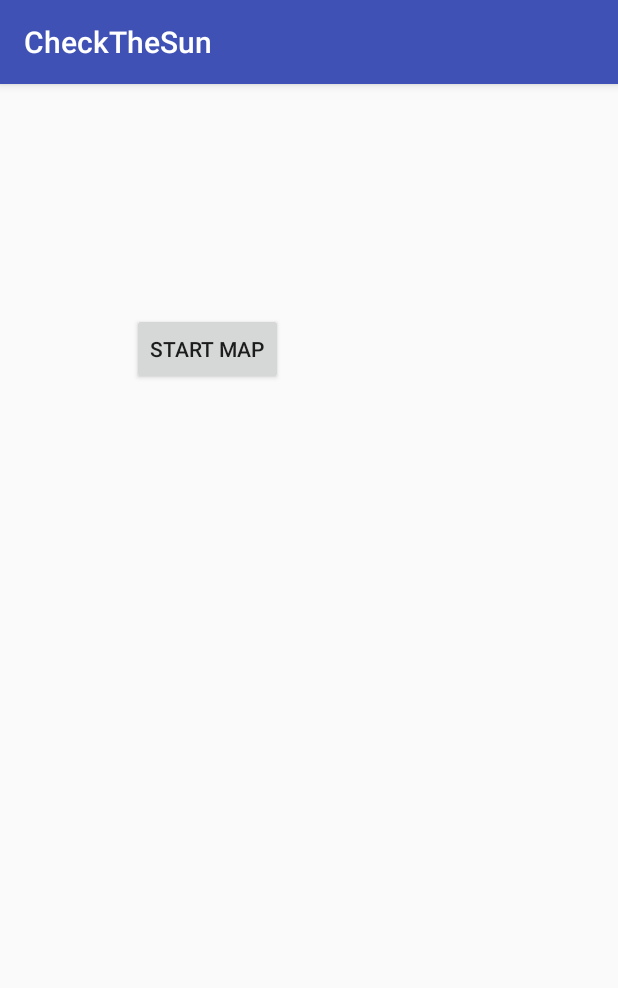
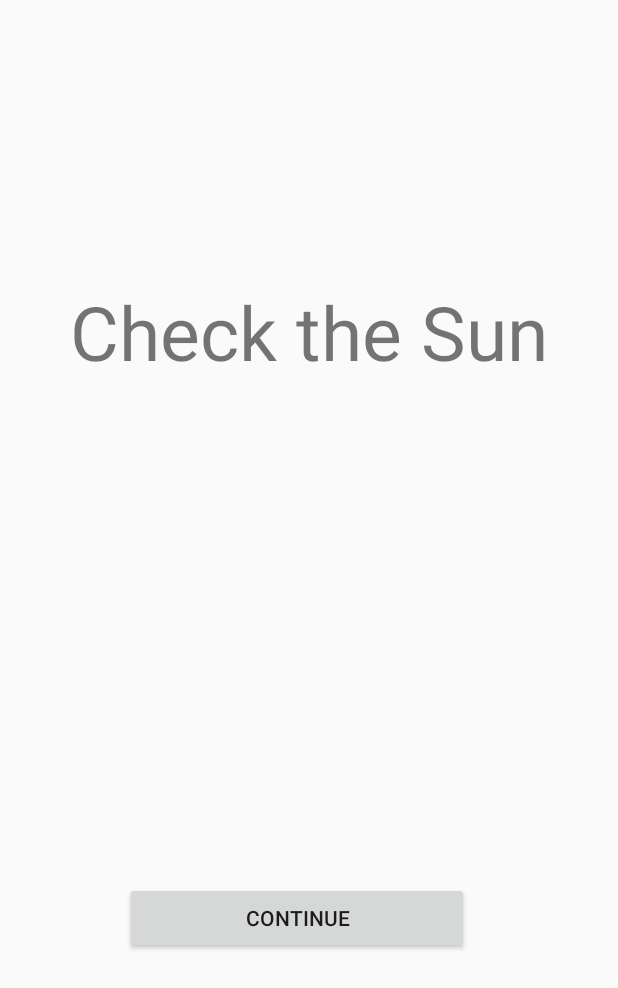
Before and after one commit to Yevstaf/CHeckTheSun, an Android app: the screen it shows after launch (IntroduceActivity), on a phone screen of 412 x 824 dp. Shown: the top 988 px of the screen. Run offline under Robolectric (Android 15) with nearby library versions, the phone set to English and light mode, and no system bars.

Commit message:
Changes for user interface

```diff
--- a/app/src/main/AndroidManifest.xml
+++ b/app/src/main/AndroidManifest.xml
@@ -20,7 +20,7 @@
         android:label="@string/app_name"
         android:roundIcon="@mipmap/ic_launcher_round"
         android:supportsRtl="true"
-        android:theme="@style/AppTheme">
+        android:theme="@style/AppTheme.NoActionBar">
         <meta-data
             android:name="com.google.android.gms.version"
             android:value="@integer/google_play_services_version" />
--- a/app/src/main/java/com/example/yevstaf/checkthesun/IntroduceActivity.java
+++ b/app/src/main/java/com/example/yevstaf/checkthesun/IntroduceActivity.java
@@ -4,12 +4,15 @@ import android.content.Intent;
 import android.support.v7.app.AppCompatActivity;
 import android.os.Bundle;
 import android.view.View;
+import android.view.Window;
+import android.view.WindowManager;
 import android.widget.Button;
 
 public class IntroduceActivity extends AppCompatActivity {
 
     @Override
     protected void onCreate(Bundle savedInstanceState) {
+
         super.onCreate(savedInstanceState);
         setContentView(R.layout.activity_introduce);
         Button start = findViewById(R.id.bStartMap);
@@ -20,5 +23,7 @@ public class IntroduceActivity extends AppCompatActivity {
                 startActivity(intent);
             }
         });
+
+
     }
 }
--- a/app/src/main/java/com/example/yevstaf/checkthesun/MapActivity.java
+++ b/app/src/main/java/com/example/yevstaf/checkthesun/MapActivity.java
@@ -19,6 +19,8 @@ import android.support.v7.app.AppCompatActivity;
 import android.support.v7.widget.Toolbar;
 import android.util.Log;
 import android.view.MenuItem;
+import android.view.Window;
+import android.view.WindowManager;
 import android.widget.Toast;
 
 import com.example.yevstaf.checkthesun.Database.MarkersDataBase;
@@ -52,6 +54,7 @@ public class MapActivity extends AppCompatActivity
 
     @Override
         protected void onCreate(Bundle savedInstanceState) {
+
             super.onCreate(savedInstanceState);
             setContentView(R.layout.activity_drawer_map);
             Toolbar toolbar = findViewById(R.id.toolbar_map);
@@ -62,10 +65,11 @@ public class MapActivity extends AppCompatActivity
             // fab.setOnClickListener();
             fab.setImageResource(R.drawable.ic_check_circle);
             fab.setOnClickListener(new OnFabClickListeners(this,fab,mMap));
-
+            setTitle(R.string.activity_map_title);
 
 
     }
+
     private void setGoogleMapCallback(){
         FragmentManager mFragmentManager = getSupportFragmentManager();
         SupportMapFragment mapFragment =(SupportMapFragment)mFragmentManager.findFragmentById(R.id.mapFragment);
--- a/app/src/main/res/layout/activity_introduce.xml
+++ b/app/src/main/res/layout/activity_introduce.xml
@@ -8,14 +8,28 @@
 
     <Button
         android:id="@+id/bStartMap"
-        android:layout_width="wrap_content"
+        android:layout_width="229dp"
         android:layout_height="wrap_content"
-        android:layout_marginBottom="439dp"
-        android:layout_marginEnd="216dp"
-        android:layout_marginStart="80dp"
-        android:layout_marginTop="24dp"
-        android:text="Start map"
+        android:layout_marginBottom="32dp"
+        android:layout_marginEnd="86dp"
+        android:layout_marginStart="69dp"
+        android:layout_marginTop="123dp"
+        android:text="Continue"
         app:layout_constraintBottom_toBottomOf="parent"
+        app:layout_constraintEnd_toEndOf="parent"
+        app:layout_constraintStart_toStartOf="parent"
+        app:layout_constraintTop_toBottomOf="@+id/textView3" />
+
+    <TextView
+        android:id="@+id/textView3"
+        android:layout_width="322dp"
+        android:layout_height="175dp"
+        android:layout_marginEnd="31dp"
+        android:layout_marginStart="31dp"
+        android:layout_marginTop="133dp"
+        android:gravity="center"
+        android:text="Check the Sun"
+        android:textSize="50dp"
         app:layout_constraintEnd_toEndOf="parent"
         app:layout_constraintStart_toStartOf="parent"
         app:layout_constraintTop_toTopOf="parent" />
--- a/app/src/main/res/values/strings.xml
+++ b/app/src/main/res/values/strings.xml
@@ -1,4 +1,6 @@
 <resources>
+    <string name="activity_info_cards_title">CheckTheSun</string>
+    <string name="activity_map_title">Map</string>
     <string name="app_name">CheckTheSun</string>
     <string name="title_activity_map">MapActivity</string>
     <string name="action_settings">-_-</string>
@@ -19,5 +21,8 @@
     <string name="navigation_drawer_open">Open navigation drawer</string>
     <string name="navigation_drawer_close">Close navigation drawer</string>
     <string name="author_url">https://github.com/Yevstaf</string>
+    <string name="text_view_sunrise">Sunrise</string>
+    <string name="text_view_sunset">Sunset</string>
+    <string name="text_view_details">Details</string>
 
 </resources>
--- a/app/src/main/res/values/styles.xml
+++ b/app/src/main/res/values/styles.xml
@@ -3,13 +3,13 @@
     <!-- Base application theme. -->
     <style name="AppTheme" parent="Theme.AppCompat.Light.DarkActionBar">
         <!-- Customize your theme here. -->
-        <item name="colorPrimary">@color/colorPrimary</item>
-        <item name="colorPrimaryDark">@color/colorPrimaryDark</item>
-        <item name="colorAccent">@color/colorAccent</item>
+        <item name="colorPrimary">#807788b2</item>
+        <item name="colorPrimaryDark">#807788b2</item>
+        <item name="colorAccent">#807788b2</item>
     </style>
 
     <style name="AppTheme.NoActionBar">
-        <item name="windowActionBar">false</item>
+        <item name="windowActionBar">true</item>
         <item name="windowNoTitle">true</item>
     </style>
 
```
Also changed, not shown: app/src/main/java/com/example/yevstaf/checkthesun/InfoCardsActivity.java (+1 -11 lines), app/src/main/res/layout/coordinator_info_cards.xml (+0 -8 lines), app/src/main/res/layout/list_item_info_card.xml (+8 -17 lines).
